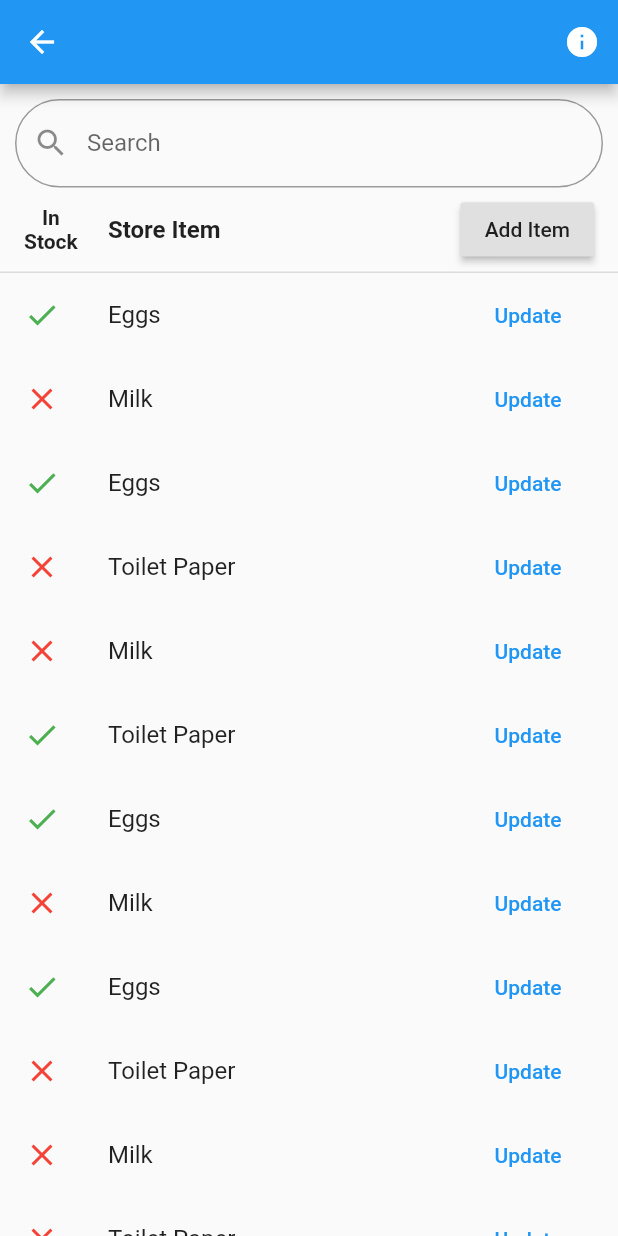
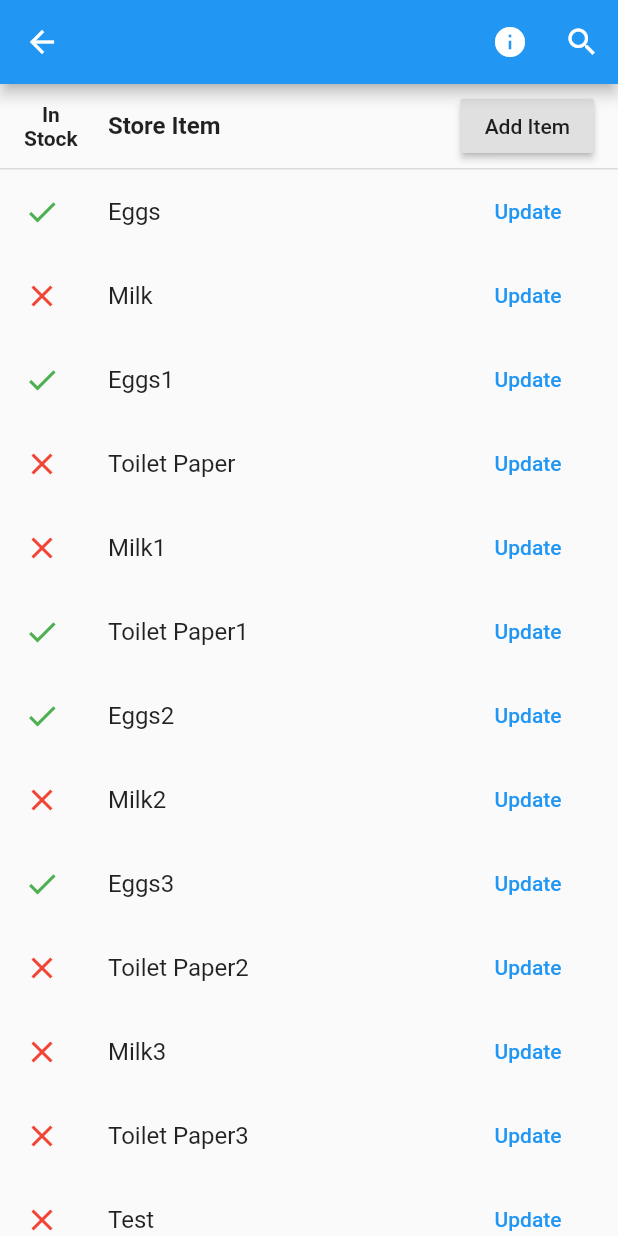
Before and after one commit to smkuhne/supply_report, a Flutter app: the MyStorePage screen opened directly with empty values, on a phone screen of 412 x 824 dp. Run offline on Flutter 3.47's test engine with Material 2 defaults, Android fonts, the phone set to English and light mode, and no system bars; our stand-ins replace geolocator, google_maps_flutter.

Commit message:
Finished search feature

```diff
--- a/lib/fragments/list.dart
+++ b/lib/fragments/list.dart
@@ -14,7 +14,7 @@ class ListPage extends StatefulWidget {
 
 class _ListPageState extends State<ListPage> {
   final currentStore = Store(
-    id: 0,
+    id: '0',
     name: 'Safeway',
     address: '1234 pizza road\nBig City, CA 12345',
     latitude: 123,
--- a/lib/fragments/map.dart
+++ b/lib/fragments/map.dart
@@ -47,7 +47,7 @@ class _MapPageState extends State<MapPage> {
   // Temporary method
   void _populateStores() {
     _stores.add(Store(
-        id: 0,
+        id: '0',
         name: 'Safeway',
         address: 'Branham',
         latitude: 37.267237,
--- a/lib/fragments/store_page.dart
+++ b/lib/fragments/store_page.dart
@@ -1,9 +1,10 @@
 import 'package:flutter/material.dart';
 import 'package:provider/provider.dart';
 
+import '../models/items.dart';
 import '../models/store.dart';
-import '../models/items.dart';
 import '../widgets/new_item.dart';
+import '../widgets/search_delegate.dart';
 import '../widgets/store_list.dart';
 
 class StorePage extends StatelessWidget {
@@ -25,13 +26,30 @@ class MyStorePage extends StatelessWidget {
 
   MyStorePage(this.currentStore);
 
-  void _openNewItem(BuildContext ctx) {
-    final items = Provider.of<Items>(ctx, listen: false);
+  final _scrollController = ScrollController();
+
+  void _animateToIndex(index) => _scrollController.animateTo(
+        (56 * index).toDouble(),
+        duration: Duration(seconds: 1),
+        curve: Curves.fastOutSlowIn,
+      );
+
+  void _openSearch(BuildContext ctx, Items items) async {
+    final searchItems = items.items;
+    final result = await showSearch(
+      context: ctx,
+      delegate: ItemSearch(searchItems),
+    );
+    _animateToIndex(searchItems.indexOf(result));
+  }
+
+  void _openNewItem(BuildContext ctx, Items items) {
     showModalBottomSheet(
       isScrollControlled: true,
       context: ctx,
       builder: (_) {
-        return ListenableProvider.value(value: items, child: NewItem());
+        return ListenableProvider.value(
+            value: items, child: NewItem(currentStore.id));
       },
     );
   }
@@ -39,6 +57,7 @@ class MyStorePage extends StatelessWidget {
   @override
   Widget build(BuildContext context) {
     final mediaQuery = MediaQuery.of(context);
+    final items = Provider.of<Items>(context, listen: false);
     final appBar = AppBar(
       title: Text(currentStore.name),
       actions: <Widget>[
@@ -47,6 +66,10 @@ class MyStorePage extends StatelessWidget {
             icon: const Icon(Icons.info),
             onPressed: () => Scaffold.of(ctx).openEndDrawer(),
           ),
+        ),
+        IconButton(
+          icon: const Icon(Icons.search),
+          onPressed: () => _openSearch(context, items),
         ),
       ],
     );
@@ -68,13 +91,8 @@ class MyStorePage extends StatelessWidget {
                 ),
               ),
             ),
-            const Divider(
-              height: 1.0,
-              thickness: 1.0,
-            ),
-            ListTile(
-              title: Text(currentStore.address),
-            ),
+            const Divider(height: 1.0, thickness: 1.0),
+            ListTile(title: Text(currentStore.address)),
             ListTile(
               title: Text('Estimated Current Occupancy: ' +
                   currentStore.currentOccupancy.toString()),
@@ -86,52 +104,27 @@ class MyStorePage extends StatelessWidget {
         height: availableHeight,
         child: Column(
           children: <Widget>[
-            Padding(
-              padding: const EdgeInsets.only(
-                top: 10.0,
-                left: 10.0,
-                right: 10.0,
-              ),
-              child: TextField(
-                onChanged: (value) {
-//                  filterSearchResults(value);
-                },
-//                controller: editingController,
-                decoration: InputDecoration(
-                  labelText: "Search",
-                  hintText: "Search",
-                  prefixIcon: Icon(Icons.search),
-                  border: OutlineInputBorder(
-                    borderRadius: BorderRadius.all(Radius.circular(50.0)),
-                  ),
-                ),
-              ),
-            ),
             ListTile(
               leading: Column(
                 mainAxisAlignment: MainAxisAlignment.center,
                 children: <Widget>[
-                  Text(
-                    'In',
-                    style: TextStyle(fontWeight: FontWeight.bold),
-                  ),
-                  Text(
-                    'Stock',
-                    style: TextStyle(fontWeight: FontWeight.bold),
-                  ),
+                  const Text('In',
+                      style: TextStyle(fontWeight: FontWeight.bold)),
+                  const Text('Stock',
+                      style: TextStyle(fontWeight: FontWeight.bold)),
                 ],
               ),
-              title: Text(
+              title: const Text(
                 'Store Item',
                 style: TextStyle(fontWeight: FontWeight.bold),
               ),
               trailing: RaisedButton(
-                child: Text('Add Item'),
-                onPressed: () => _openNewItem(context),
+                child: const Text('Add Item'),
+                onPressed: () => _openNewItem(context, items),
               ),
             ),
-            Divider(height: 1.0, thickness: 1.0),
-            StoreList(),
+            const Divider(height: 1.0, thickness: 1.0),
+            StoreList(currentStore.id, _scrollController),
           ],
         ),
       ),
--- a/lib/models/items.dart
+++ b/lib/models/items.dart
@@ -1,7 +1,7 @@
-//import 'dart:convert';
+import 'dart:convert';
 
 import 'package:flutter/material.dart';
-//import 'package:http/http.dart' as http;
+import 'package:http/http.dart' as http;
 
 import './item.dart';
 
@@ -16,7 +16,7 @@ class Items with ChangeNotifier {
       availability: false,
     ),
     Item(
-      name: 'Eggs',
+      name: 'Eggs1',
       availability: true,
     ),
     Item(
@@ -24,35 +24,75 @@ class Items with ChangeNotifier {
       availability: false,
     ),
     Item(
-      name: 'Milk',
+      name: 'Milk1',
       availability: false,
     ),
     Item(
-      name: 'Toilet Paper',
+      name: 'Toilet Paper1',
       availability: true,
     ),
     Item(
-      name: 'Eggs',
+      name: 'Eggs2',
       availability: true,
     ),
     Item(
-      name: 'Milk',
+      name: 'Milk2',
       availability: false,
     ),
     Item(
-      name: 'Eggs',
+      name: 'Eggs3',
       availability: true,
     ),
     Item(
-      name: 'Toilet Paper',
+      name: 'Toilet Paper2',
       availability: false,
     ),
     Item(
-      name: 'Milk',
+      name: 'Milk3',
       availability: false,
     ),
     Item(
-      name: 'Toilet Paper',
+      name: 'Toilet Paper3',
+      availability: false,
+    ),
+    Item(
+      name: 'Test',
+      availability: false,
+    ),
+    Item(
+      name: 'Test1',
+      availability: true,
+    ),
+    Item(
+      name: 'Test2',
+      availability: false,
+    ),
+    Item(
+      name: 'Test3',
+      availability: false,
+    ),
+    Item(
+      name: 'Test4',
+      availability: true,
+    ),
+    Item(
+      name: 'Test5',
+      availability: false,
+    ),
+    Item(
+      name: 'Test6',
+      availability: false,
+    ),
+    Item(
+      name: 'Test7',
+      availability: true,
+    ),
+    Item(
+      name: 'Test8',
+      availability: true,
+    ),
+    Item(
+      name: 'Test9',
       availability: false,
     ),
   ];
@@ -61,18 +101,19 @@ class Items with ChangeNotifier {
     return [..._items];
   }
 
-  Future<void> fetchAndSetItems() async {
-//    const url = 'fakeurl.lalalalalala'; // TODO change
+  Future<void> fetchAndSetItems(String storeID) async {
+//    final url = '127.0.0.1:5000/api/v1/items/all?storeid=$storeID';
 //    try {
 //      final response = await http.get(url);
 //      final extractedData = json.decode(response.body) as Map<String, dynamic>;
 //      final List<Item> loadedItems = [];
-//      extractedData.forEach((prodId, itemData) {
-//        loadedItems.add(Item(
-//          name: itemData['name'],
-//          availability: itemData['availability'],
-//        ));
-//      });
+////      extractedData.forEach((prodId, itemData) {
+////        loadedItems.add(Item(
+////          name: itemData['name'],
+////          availability: itemData['availability'],
+////        ));
+////      });
+//      print(extractedData);
 //      _items = loadedItems;
 //      notifyListeners();
 //    } catch (error) {
@@ -80,18 +121,17 @@ class Items with ChangeNotifier {
 //    }
   }
 
-//  Future<void> addProduct(String name, bool availability) async {
-//    const url = 'gottahavesomelink.hahahahahaha';
+//  Future<void> addItem(String storeID, String name, bool availability) async {
+//    final url = '127.0.0.1:5000/api/v1/person/add?storename=$storeID';
 //    try {
-//      final response = await http.post(
+//      await http.post(
 //        url,
 //        body: json.encode({
-//          'name': name,
+//          'itemName': name,
 //          'availability': availability,
 //        }),
 //      );
 //      final newItem = Item(
-////        id: json.decode(response.body)['name'], // should we have this?
 //        name: name,
 //        availability: availability,
 //      );
@@ -103,7 +143,7 @@ class Items with ChangeNotifier {
 //    }
 //  }
 
-  void addItem(String name, bool availability) {
+  void addItem(String storeID, String name, bool availability) {
     final newItem = Item(
       name: name,
       availability: availability,
--- a/lib/models/store.dart
+++ b/lib/models/store.dart
@@ -1,7 +1,7 @@
 import 'package:flutter/foundation.dart';
 
 class Store {
-  final int id;
+  final String id;
   final String name;
   final String address;
   final double latitude;
--- /dev/null
+++ b/lib/widgets/search_delegate.dart
@@ -0,0 +1,84 @@
+import 'package:flutter/material.dart';
+
+import '../models/item.dart';
+
+class ItemSearch extends SearchDelegate<Item> {
+  final List<Item> searchItems;
+
+  ItemSearch(this.searchItems);
+
+  final legend = const {
+    true: Icon(
+      Icons.check,
+      color: Colors.green,
+    ),
+    false: Icon(
+      Icons.close,
+      color: Colors.red,
+    ),
+  };
+
+  @override
+  List<Widget> buildActions(BuildContext context) {
+    return [
+      IconButton(
+        icon: const Icon(Icons.clear),
+        onPressed: () {
+          query = '';
+        },
+      ),
+    ];
+  }
+
+  @override
+  Widget buildLeading(BuildContext context) {
+    return IconButton(
+      icon: const Icon(Icons.arrow_back),
+      onPressed: () {
+        close(context, null);
+      },
+    );
+  }
+
+  @override
+  Widget buildResults(BuildContext context) {
+    final results = searchItems
+        .where((item) => item.name.toLowerCase().contains(query.toLowerCase()))
+        .toList();
+
+    return ListView.builder(
+      itemBuilder: (context, index) {
+        return ListTile(
+          leading: legend[results[index].availability],
+          title: Text(results[index].name),
+          onTap: () {
+            close(context, results[index]);
+          },
+        );
+      },
+      itemCount: results.length,
+      physics: const BouncingScrollPhysics(),
+    );
+  }
+
+  @override
+  Widget buildSuggestions(BuildContext context) {
+    final results = searchItems
+        .where((item) => item.name.toLowerCase().contains(query.toLowerCase()))
+        .toList();
+
+    return ListView.builder(
+      itemBuilder: (context, index) {
+        return ListTile(
+          leading: legend[results[index].availability],
+          title: Text(results[index].name),
+          onTap: () {
+            close(context, results[index]);
+          },
+        );
+      },
+      itemCount: results.length,
+      physics: const BouncingScrollPhysics(),
+    );
+  }
+}
--- a/lib/widgets/store_list.dart
+++ b/lib/widgets/store_list.dart
@@ -5,8 +5,13 @@ import '../models/items.dart';
 import '../widgets/store_list_item.dart';
 
 class StoreList extends StatelessWidget {
+  final String storeID;
+  final ScrollController scrollController;
+
+  StoreList(this.storeID, this.scrollController);
+
   Future<void> _refreshItems(BuildContext context) async {
-    await Provider.of<Items>(context).fetchAndSetItems();
+    await Provider.of<Items>(context, listen: false).fetchAndSetItems(storeID);
   }
 
   @override
@@ -14,12 +19,20 @@ class StoreList extends StatelessWidget {
     final itemsData = Provider.of<Items>(context);
     final currentItems = itemsData.items;
     return currentItems.isEmpty
-        ? Padding(
-            padding: const EdgeInsets.all(20.0),
-            child: const FittedBox(
-              child: Text(
-                'There are currently no inputted items.',
-                style: TextStyle(fontSize: 25.0),
+        ? Expanded(
+            child: RefreshIndicator(
+              onRefresh: () => _refreshItems(context),
+              child: const SingleChildScrollView(
+                physics: const AlwaysScrollableScrollPhysics(),
+                child: Padding(
+                  padding: const EdgeInsets.all(20.0),
+                  child: const FittedBox(
+                    child: Text(
+                      'There are currently no inputted items.',
+                      style: TextStyle(fontSize: 25.0),
+                    ),
+                  ),
+                ),
               ),
             ),
           )
@@ -27,6 +40,7 @@ class StoreList extends StatelessWidget {
             child: RefreshIndicator(
               onRefresh: () => _refreshItems(context),
               child: ListView.builder(
+                controller: scrollController,
                 itemBuilder: (context, index) {
                   return ChangeNotifierProvider.value(
                     value: currentItems[index],
@@ -34,7 +48,8 @@ class StoreList extends StatelessWidget {
                   );
                 },
                 itemCount: currentItems.length,
-                physics: const BouncingScrollPhysics(),
+                physics: const AlwaysScrollableScrollPhysics(
+                    parent: BouncingScrollPhysics()),
               ),
             ),
           );
--- a/lib/widgets/store_list_item.dart
+++ b/lib/widgets/store_list_item.dart
@@ -73,7 +73,7 @@ class StoreListItem extends StatelessWidget {
       leading: legend[currentItem.availability],
       title: Text(currentItem.name),
       trailing: FlatButton(
-        child: Text(
+        child: const Text(
           'Update',
           style: TextStyle(color: Colors.blue),
         ),
```
Also changed, not shown: lib/widgets/new_item.dart (+10 -6 lines).
